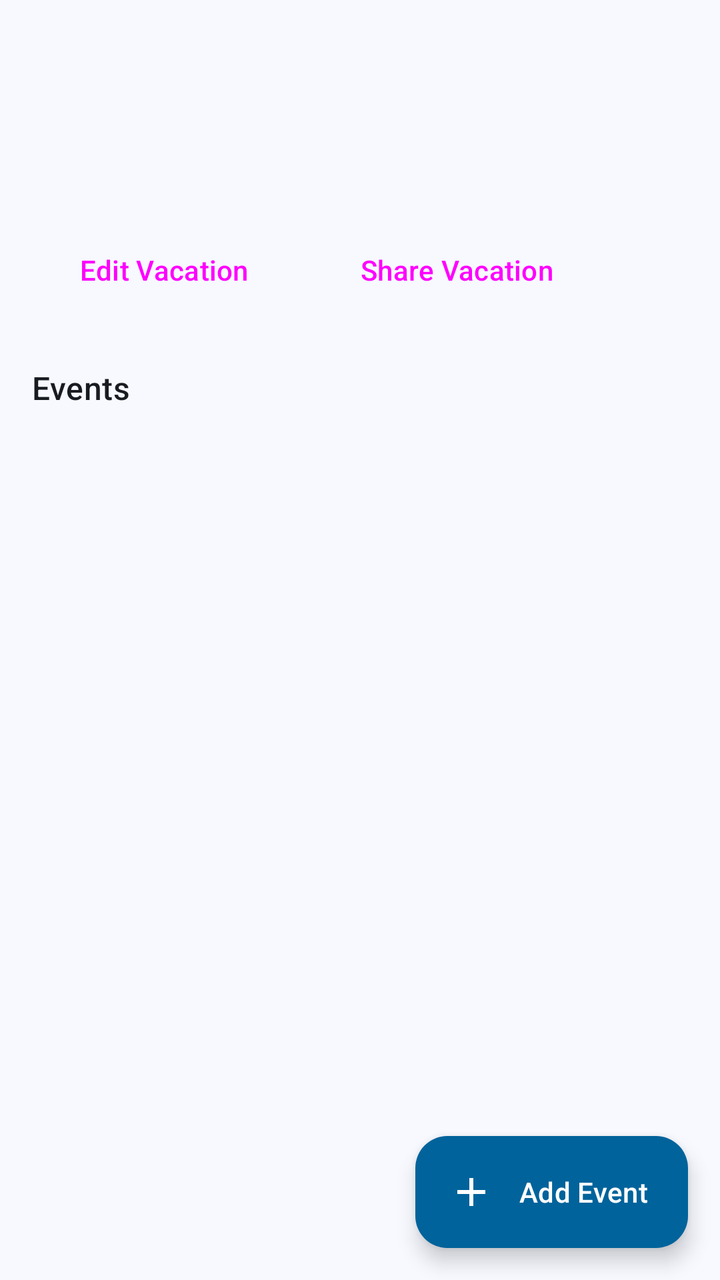
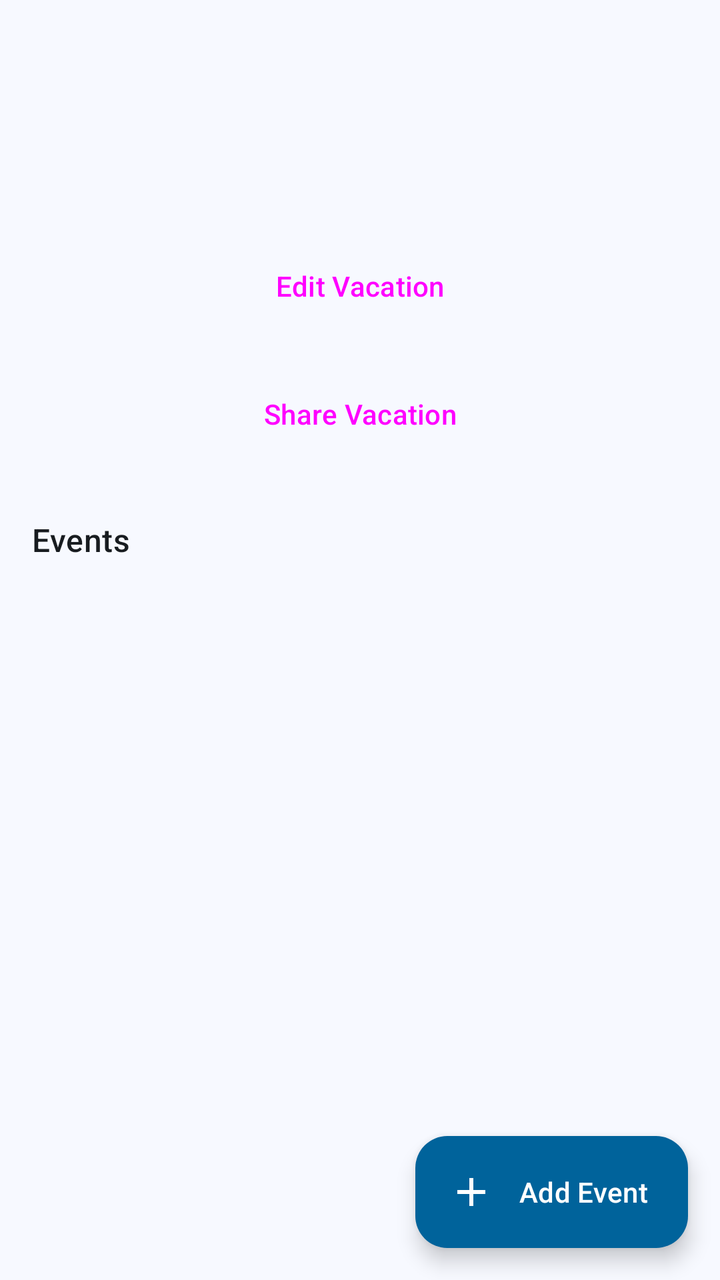

Before-and-after screenshots of an Android layout around one commit, followed by the original layout XML and the change that was made.
<!-- AndroidManifest.xml: application theme Theme.Vagor -->
<!-- res/layout/activity_event_list.xml -->
<?xml version="1.0" encoding="utf-8"?>
<FrameLayout
    xmlns:android="http://schemas.android.com/apk/res/android"
    xmlns:tools="http://schemas.android.com/tools"
    android:layout_width="match_parent"
    android:layout_height="match_parent">

    
    <ScrollView
        android:id="@+id/vacationPageScroll"
        android:layout_width="match_parent"
        android:layout_height="match_parent">

        
        <LinearLayout
            android:layout_width="match_parent"
            android:layout_height="wrap_content"
            android:orientation="vertical"
            android:paddingBottom="@dimen/add_button_clearance">

            <LinearLayout
                android:layout_width="match_parent"
                android:layout_height="wrap_content"
                android:orientation="vertical"
                android:padding="16dp">

                <TextView
                    android:id="@+id/vacationPageTitle"
                    android:layout_width="match_parent"
                    android:layout_height="wrap_content"
                    android:accessibilityHeading="true"
                    android:textAppearance="?attr/textAppearanceHeadlineSmall"
                    tools:targetApi="28" />

                <TextView
                    android:id="@+id/vacationPageDates"
                    android:layout_width="match_parent"
                    android:layout_height="wrap_content"
                    android:layout_marginTop="8dp"
                    android:textAppearance="?attr/textAppearanceBodyLarge" />

                <TextView
                    android:id="@+id/vacationPageHotel"
                    android:layout_width="match_parent"
                    android:layout_height="wrap_content"
                    android:layout_marginTop="2dp"
                    android:textAppearance="?attr/textAppearanceBodyMedium"
                    android:textColor="?attr/colorOnSurfaceVariant" />

                <LinearLayout
                    android:layout_width="match_parent"
                    android:layout_height="wrap_content"
                    android:layout_marginTop="12dp"
                    android:orientation="horizontal">

                    <Button
                        android:id="@+id/buttonEditVacation"
                        style="?attr/materialButtonOutlinedStyle"
                        android:layout_width="wrap_content"
                        android:layout_height="wrap_content"
                        android:text="@string/edit_vacation" />

                    <Button
                        android:id="@+id/buttonShareVacation"
                        style="?attr/materialButtonOutlinedStyle"
                        android:layout_width="wrap_content"
                        android:layout_height="wrap_content"
                        android:layout_marginStart="8dp"
                        android:text="@string/share_vacation" />

                </LinearLayout>

                <TextView
                    android:layout_width="match_parent"
                    android:layout_height="wrap_content"
                    android:layout_marginTop="24dp"
                    android:accessibilityHeading="true"
                    android:text="@string/events"
                    android:textAppearance="?attr/textAppearanceTitleMedium"
                    tools:targetApi="28" />

                <TextView
                    android:id="@+id/emptyEvents"
                    android:layout_width="match_parent"
                    android:layout_height="wrap_content"
                    android:layout_marginTop="8dp"
                    android:text="@string/no_events_yet"
                    android:textAppearance="?attr/textAppearanceBodyLarge"
                    android:visibility="gone" />

            </LinearLayout>

            
            <LinearLayout
                android:id="@+id/eventRows"
                android:layout_width="match_parent"
                android:layout_height="wrap_content"
                android:orientation="vertical" />

        </LinearLayout>

    </ScrollView>

    <com.google.android.material.floatingactionbutton.ExtendedFloatingActionButton
        android:id="@+id/buttonAddEvent"
        style="@style/Widget.Vagor.AddButton"
        android:layout_width="wrap_content"
        android:layout_height="wrap_content"
        android:layout_gravity="bottom|end"
        android:layout_margin="16dp"
        android:text="@string/add_event" />

</FrameLayout>
<!-- resources referenced by this layout -->
<resources>
  <dimen name="add_button_clearance">88dp</dimen>
  <string name="add_event">Add Event</string>
  <string name="edit_vacation">Edit Vacation</string>
  <string name="events">Events</string>
  <string name="no_events_yet">No events yet. Tap Add Event to plan one.</string>
  <string name="share_vacation">Share Vacation</string>
  <style name="Widget.Vagor.AddButton" parent="Widget.Material3.ExtendedFloatingActionButton.Icon.Primary">
          <item name="backgroundTint">?attr/colorPrimary</item>
          <item name="android:textColor">?attr/colorOnPrimary</item>
          <item name="icon">@drawable/ic_add</item>
          <item name="iconTint">?attr/colorOnPrimary</item>
          <item name="rippleColor">@color/vagor_on_primary_ripple</item>
      </style>
  <style name="Theme.Vagor" parent="Base.Theme.Vagor" />
  <!-- drawable ic_add (drawable) -->
  <vector xmlns:android="http://schemas.android.com/apk/res/android"
      android:width="24dp"
      android:height="24dp"
      android:tint="?attr/colorControlNormal"
      android:viewportWidth="24"
      android:viewportHeight="24">
      <path
          android:fillColor="@android:color/white"
          android:pathData="M19,13h-6v6h-2v-6H5v-2h6V5h2v6h6v2z" />
  </vector>
  <color name="vagor_light_primary">#00639B</color>
  <color name="vagor_light_onPrimary">#FFFFFF</color>
  <color name="vagor_light_primaryContainer">#CEE5FF</color>
  <color name="vagor_light_onPrimaryContainer">#001D33</color>
  <color name="vagor_light_secondary">#51606F</color>
  <color name="vagor_light_onSecondary">#FFFFFF</color>
  <color name="vagor_light_secondaryContainer">#D5E4F7</color>
  <color name="vagor_light_onSecondaryContainer">#0E1D2A</color>
  <color name="vagor_light_tertiary">#68587A</color>
  <color name="vagor_light_onTertiary">#FFFFFF</color>
  <color name="vagor_light_tertiaryContainer">#EFDBFF</color>
  <color name="vagor_light_onTertiaryContainer">#231533</color>
  <color name="vagor_light_error">#BA1A1A</color>
  <color name="vagor_light_onError">#FFFFFF</color>
  <color name="vagor_light_errorContainer">#FFDAD6</color>
  <color name="vagor_light_onErrorContainer">#410002</color>
  <color name="vagor_light_background">#F7F9FF</color>
  <color name="vagor_light_onBackground">#181C20</color>
  <color name="vagor_light_surface">#F7F9FF</color>
  <color name="vagor_light_onSurface">#181C20</color>
  <color name="vagor_light_surfaceVariant">#DEE3EB</color>
  <color name="vagor_light_onSurfaceVariant">#42474E</color>
  <color name="vagor_light_outline">#72777F</color>
  <color name="vagor_light_outlineVariant">#C2C7CF</color>
  <color name="vagor_light_inverseSurface">#2D3135</color>
  <color name="vagor_light_inverseOnSurface">#EFF1F6</color>
  <color name="vagor_light_inversePrimary">#97CBFF</color>
  <color name="vagor_light_surfaceDim">#D8DAE0</color>
  <color name="vagor_light_surfaceBright">#F7F9FF</color>
  <color name="vagor_light_surfaceContainerLowest">#FFFFFF</color>
  <color name="vagor_light_surfaceContainerLow">#F1F3F9</color>
  <color name="vagor_light_surfaceContainer">#ECEEF3</color>
  <color name="vagor_light_surfaceContainerHigh">#E6E8EE</color>
  <color name="vagor_light_surfaceContainerHighest">#E0E2E8</color>
  <!-- unchanged entries left out for length: 1 -->
</resources>

<!-- the commit's change to res/layout/activity_event_list.xml (unified diff, before → after) -->
@@ -47,28 +47,21 @@
                     android:textAppearance="?attr/textAppearanceBodyMedium"
                     android:textColor="?attr/colorOnSurfaceVariant" />
 
-                <LinearLayout
+                <Button
+                    android:id="@+id/buttonEditVacation"
+                    style="@style/Widget.Vagor.Button.Outlined"
                     android:layout_width="match_parent"
                     android:layout_height="wrap_content"
-                    android:layout_marginTop="12dp"
-                    android:orientation="horizontal">
+                    android:layout_marginTop="16dp"
+                    android:text="@string/edit_vacation" />
 
-                    <Button
-                        android:id="@+id/buttonEditVacation"
-                        style="?attr/materialButtonOutlinedStyle"
-                        android:layout_width="wrap_content"
-                        android:layout_height="wrap_content"
-                        android:text="@string/edit_vacation" />
-
-                    <Button
-                        android:id="@+id/buttonShareVacation"
-                        style="?attr/materialButtonOutlinedStyle"
-                        android:layout_width="wrap_content"
-                        android:layout_height="wrap_content"
-                        android:layout_marginStart="8dp"
-                        android:text="@string/share_vacation" />
-
-                </LinearLayout>
+                <Button
+                    android:id="@+id/buttonShareVacation"
+                    style="@style/Widget.Vagor.Button.Outlined"
+                    android:layout_width="match_parent"
+                    android:layout_height="wrap_content"
+                    android:layout_marginTop="@dimen/button_spacing"
+                    android:text="@string/share_vacation" />
 
                 <TextView
                     android:layout_width="match_parent"
<!-- resource entries referenced after the edit -->
@@ -1,6 +1,7 @@
 <!-- resources referenced by this layout -->
 <resources>
   <dimen name="add_button_clearance">88dp</dimen>
+  <dimen name="button_spacing">8dp</dimen>
   <string name="add_event">Add Event</string>
   <string name="edit_vacation">Edit Vacation</string>
   <string name="events">Events</string>
@@ -12,6 +13,11 @@
           <item name="icon">@drawable/ic_add</item>
           <item name="iconTint">?attr/colorOnPrimary</item>
           <item name="rippleColor">@color/vagor_on_primary_ripple</item>
+      </style>
+  <style name="Widget.Vagor.Button.Outlined" parent="Widget.Material3.Button.OutlinedButton">
+          <item name="android:minHeight">@dimen/button_height</item>
+          <item name="android:insetTop">0dp</item>
+          <item name="android:insetBottom">0dp</item>
       </style>
   <style name="Theme.Vagor" parent="Base.Theme.Vagor" />
   <!-- drawable ic_add (drawable) -->
@@ -25,6 +31,7 @@
           android:fillColor="@android:color/white"
           android:pathData="M19,13h-6v6h-2v-6H5v-2h6V5h2v6h6v2z" />
   </vector>
+  <dimen name="button_height">56dp</dimen>
   <color name="vagor_light_primary">#00639B</color>
   <color name="vagor_light_onPrimary">#FFFFFF</color>
   <color name="vagor_light_primaryContainer">#CEE5FF</color>
